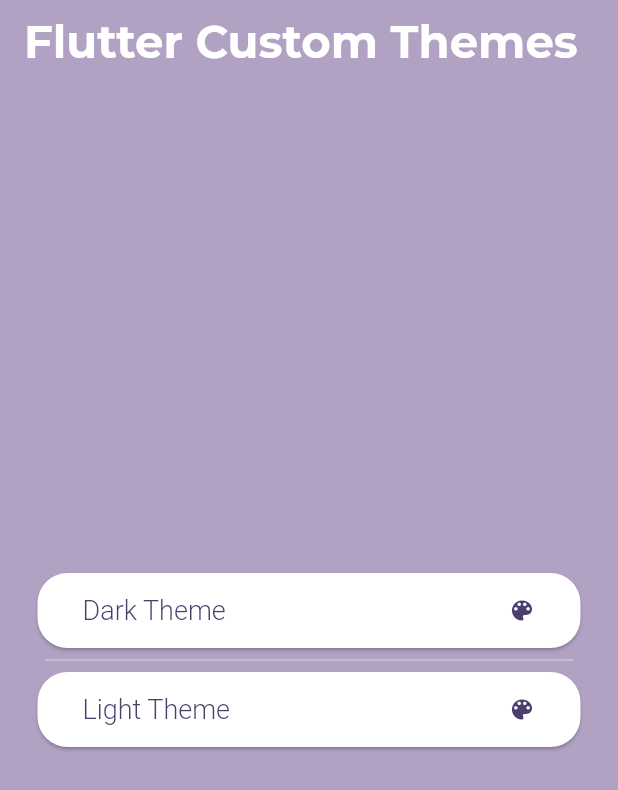
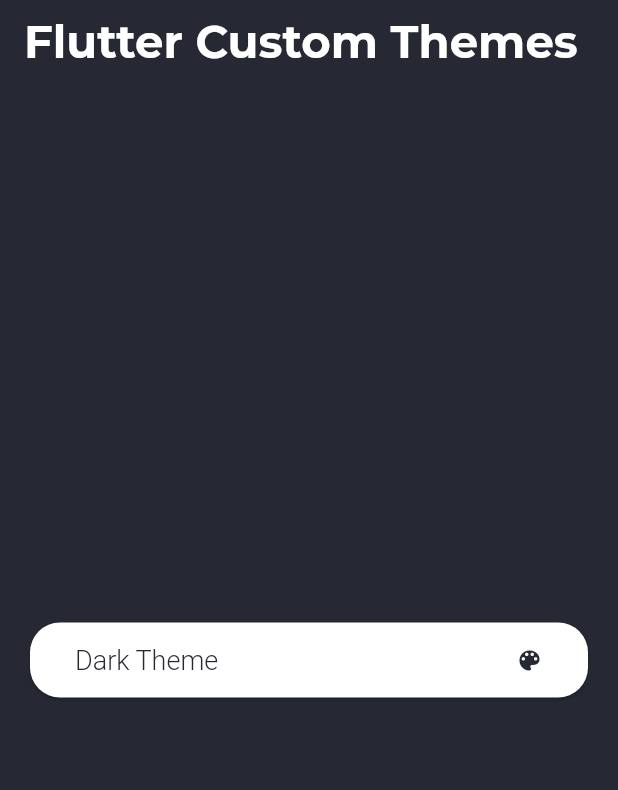
Before and after one commit to kverkholomova/-custom_theme_flutter, a Flutter app: the screen it shows after launch, after a tap on "Light Theme", on a phone screen of 412 x 824 dp. Shown: the top 790 px of the screen. Run offline on Flutter 3.47's test engine with Material 3 defaults, Android fonts, the phone set to English and light mode, and no system bars; our stand-ins replace google_fonts.

Commit message:
fix: rebuild theme button

```diff
--- a/lib/screens/home_screen.dart
+++ b/lib/screens/home_screen.dart
@@ -16,6 +16,8 @@ class MyHomePage extends StatefulWidget {
 class _MyHomePageState extends State<MyHomePage> {
   @override
   Widget build(BuildContext context) {
+    final themeProvider = context.watch<ThemeProvider>();
+
     return Scaffold(
       appBar: AppBar(title: Text(widget.title)),
       body: Center(
@@ -23,24 +25,14 @@ class _MyHomePageState extends State<MyHomePage> {
           mainAxisAlignment: MainAxisAlignment.center,
           children: <Widget>[
             CustomElevatedButton(
-              text: "Dark Theme",
+              text: themeProvider.themeData.brightness==Brightness.dark ?"Dark Theme":"Light Theme",
               onPressed: () {
-                final themeProvider = context.read<ThemeProvider>();
-
-                themeProvider.setTheme(AppTheme.dark);
-              },
-            ),
-            Padding(
-              padding: const EdgeInsets.symmetric(horizontal: 30),
-              child: Divider(),
-            ),
-            CustomElevatedButton(
-              text: "Light Theme",
-              onPressed: () {
-                final themeProvider = context.read<ThemeProvider>();
-
-                themeProvider.setTheme(AppTheme.light);
-              },
+                themeProvider.setTheme(
+                    themeProvider.themeData
+                        .brightness == Brightness.dark
+                        ? AppTheme.light
+                        : AppTheme.dark);
+              }
             ),
           ],
         ),
--- a/lib/widgets/custom_elevated_button.dart
+++ b/lib/widgets/custom_elevated_button.dart
@@ -13,7 +13,7 @@ class CustomElevatedButton extends StatelessWidget {
   @override
   Widget build(BuildContext context) {
     return Padding(
-      padding: const EdgeInsets.symmetric(horizontal: 25),
+      padding: const EdgeInsets.symmetric(horizontal: 20),
       child: ElevatedButton(
         onPressed: onPressed,
         child: Row(
```
